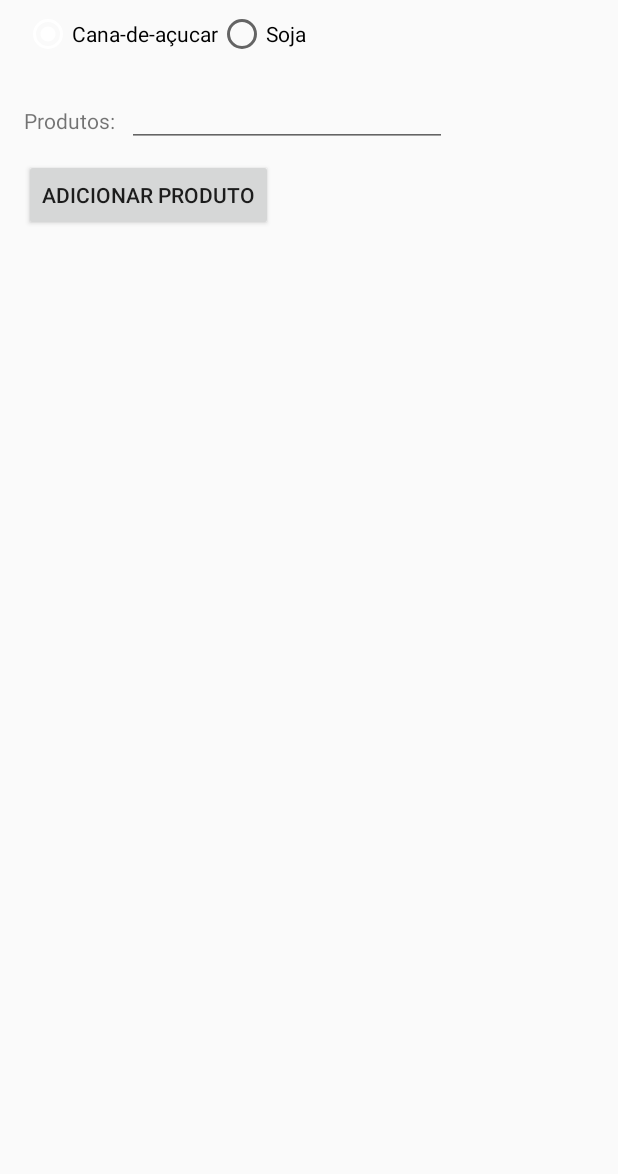
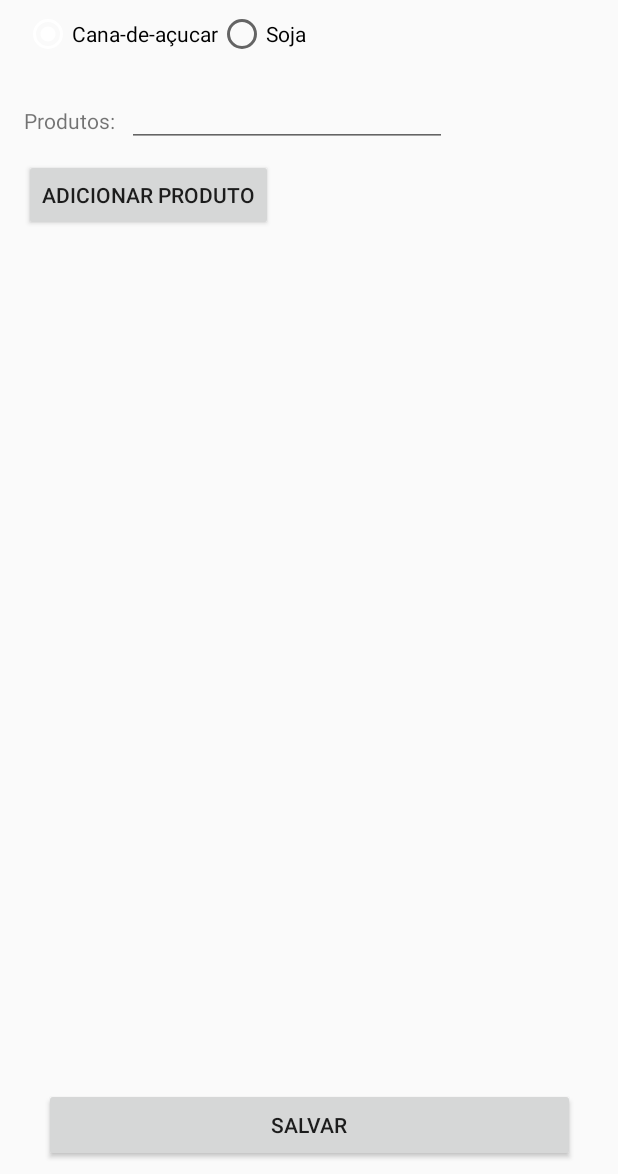
Before and after one commit to arthurmazer/agromonitoramento, an Android app: the NewProjectActivity screen opened directly, with no data from a screen before it, on a phone screen of 412 x 824 dp, the part 62-1236 px from its top. Run offline under Robolectric (Android 15) with nearby library versions, the phone set to English and light mode, and no system bars; 1 statement that could not run was skipped.

Commit message:
minor changes

```diff
--- a/app/src/main/java/com/greenlab/agromonitor/utils/Constants.java
+++ b/app/src/main/java/com/greenlab/agromonitor/utils/Constants.java
@@ -14,4 +14,7 @@ public class Constants {
 
     public static final int REQUEST_CODE_NEW_PROJECT = 100;
 
+    public static final int PROJECT_TYPE_CANA_DE_ACUCAR = 0;
+    public static final int PROJECT_TYPE_SOJA = 1;
+
 }
--- a/app/src/main/res/layout/new_project_layout.xml
+++ b/app/src/main/res/layout/new_project_layout.xml
@@ -68,7 +68,7 @@
     <android.support.v7.widget.RecyclerView
         android:id="@+id/recycler_products"
         android:layout_width="368dp"
-        android:layout_height="308dp"
+        android:layout_height="158dp"
         android:layout_marginEnd="8dp"
         android:layout_marginStart="8dp"
         app:layout_constraintEnd_toEndOf="parent"
@@ -88,4 +88,16 @@
         app:layout_constraintTop_toBottomOf="@+id/radiogroup_culture"
         android:layout_marginLeft="8dp" />
 
+    <Button
+        android:id="@+id/btnSaveNewProject"
+        android:layout_width="354dp"
+        android:layout_height="49dp"
+        android:layout_marginBottom="8dp"
+        android:layout_marginEnd="8dp"
+        android:layout_marginStart="8dp"
+        android:text="@string/button_new_project"
+        app:layout_constraintBottom_toBottomOf="parent"
+        app:layout_constraintEnd_toEndOf="parent"
+        app:layout_constraintStart_toStartOf="parent" />
+
 </android.support.constraint.ConstraintLayout>
--- a/app/src/main/res/values/strings.xml
+++ b/app/src/main/res/values/strings.xml
@@ -29,4 +29,6 @@
 
     <string name="culture_cana">Cana-de-açucar</string>
     <string name="culture_soja">Soja</string>
+
+    <string name="button_new_project">Salvar</string>
 </resources>
```
Also changed, not shown: app/src/main/java/com/greenlab/agromonitor/NewProjectActivity.java (+34 -0 lines), app/src/main/java/com/greenlab/agromonitor/entity/Project.java (+16 -2 lines).
